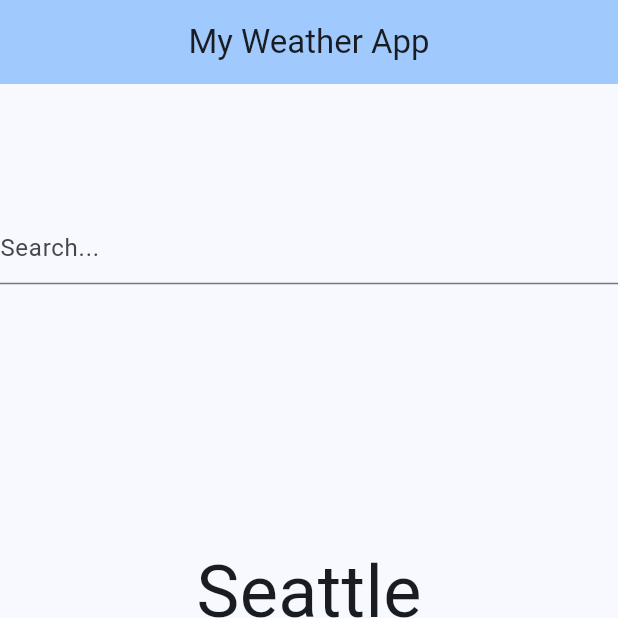
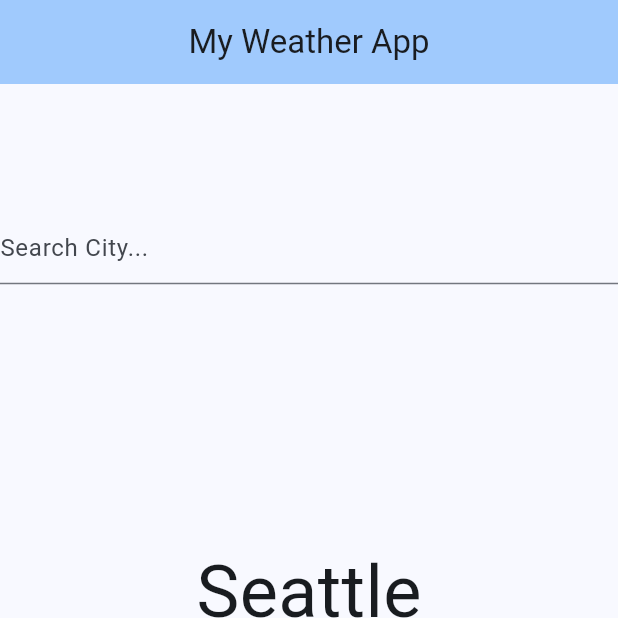
Before and after one commit to ThrasyvoulosK/Weather-App, a Flutter app: the screen it shows after launch, on a phone screen of 412 x 824 dp, the top half of it. Run offline on Flutter 3.47's test engine with Material 3 defaults, Android fonts, the phone set to English and light mode, and no system bars; our stand-ins replace material_design_icons_flutter.

Commit message:
Clears suggestions and searchbar when clicked, plus
small fix in dataset: incompatible icon

```diff
--- a/data/MockWeatherJSON.json
+++ b/data/MockWeatherJSON.json
@@ -16,7 +16,7 @@
     "city": "New York",
     "temperature": 20,
     "condition": "Partly Cloudy",
-    "icon": "cloud_sun"
+    "icon": "weather-partly-cloudy"
   },
   {
     "city": "Chicago",
--- a/lib/main.dart
+++ b/lib/main.dart
@@ -48,6 +48,13 @@ class MyHomePage extends StatefulWidget {
 
 class _MyHomePageState extends State<MyHomePage> {
   int _counter = 0;
+
+  String selectedItem='';
+  void _clearSearchField() {
+    setState(() {
+      selectedItem = ''; // Clear the search field
+    });
+  }
 
   void _addToFavourites() {
     setState(() {
@@ -210,9 +217,12 @@ var cityNow;
             children: <Widget>[
               TextField(
                 onChanged: _updateSuggestions,
-                decoration: InputDecoration(
-                  hintText: 'Search...',
+                //clearQueryOnClose:true,
+                controller: TextEditingController(text: selectedItem),
+                decoration: const InputDecoration(
+                  hintText: 'Search City...',
                 ),
+                onTap: () => print("tapped"),
               ),
               ListView.builder(
                 shrinkWrap: true,
@@ -242,11 +252,19 @@ var cityNow;
                             print(currentCity+currentCondition);
                             });
 
+                            filteredStrings.clear();
+
+                            _clearSearchField();
+
+                            FocusScope.of(context).unfocus();
+
                             break;
+                            //Navigator.pop(context);
 
                           }
                         }
                       }
+                      //Navigator.pop(context);
                     },
                     child: ListTile(
                       title: Text(suggestion),
```
